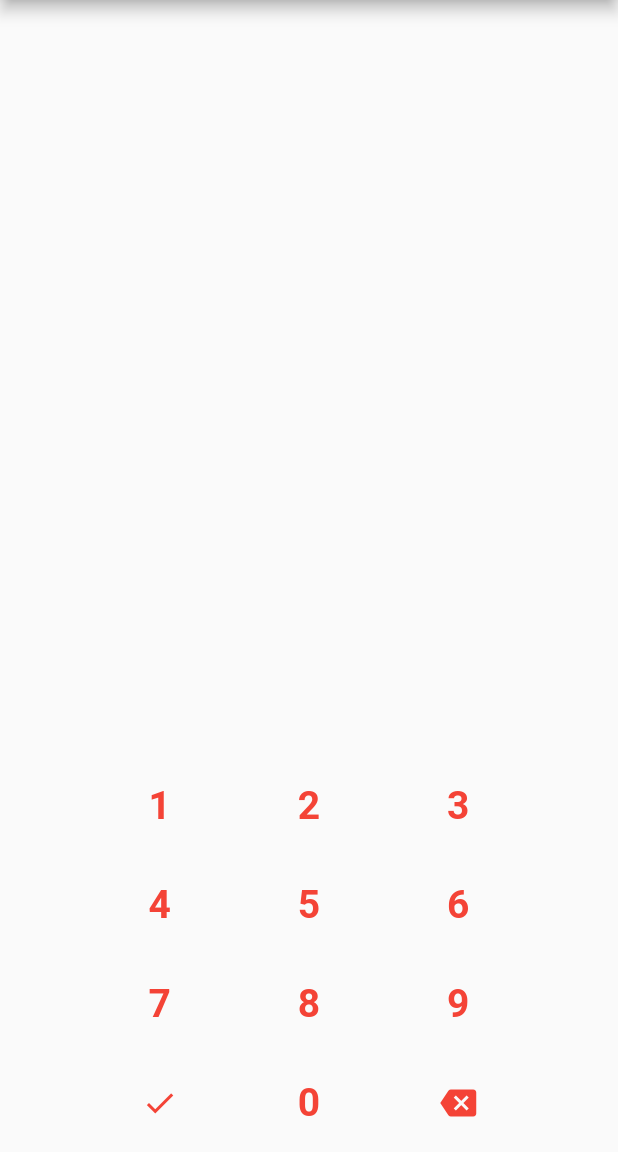
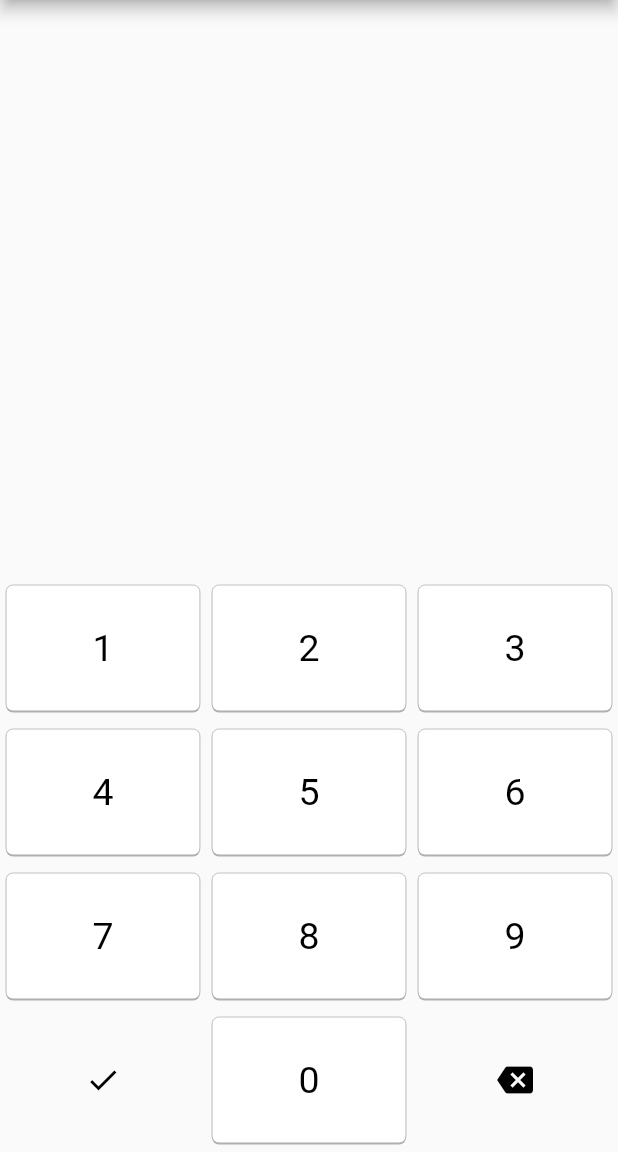
Before and after one commit to huextrat/numeric_keyboard, a Flutter app: the screen it shows after launch, on a phone screen of 412 x 824 dp, the part 84-1236 px from its top. Run offline on Flutter 3.47's test engine with Material 2 defaults, Android fonts, the phone set to English and light mode, and no system bars; Roboto replaces fonts that are missing (Arial).

Commit message:
new layout and upgrade example project

```diff
--- a/example/lib/main.dart
+++ b/example/lib/main.dart
@@ -38,10 +38,19 @@ class _MyHomePageState extends State<MyHomePage> {
         mainAxisAlignment: MainAxisAlignment.end,
         crossAxisAlignment: CrossAxisAlignment.center,
         children: <Widget>[
-          Text(text),
-          NumericKeyboard(
+          Expanded(flex: 1, child: Center(child: Text(text))),
+          Expanded(
+            flex: 1,
+            child: NumericKeyboard(
+              buttonsDecoration: defaultDecoration,
               onKeyboardTap: _onKeyboardTap,
-            textColor: Colors.red,
+              getAllSpace: true,
+              numbersTextStyle: TextStyle(
+                fontSize: 25,
+                fontFamily: 'Arial',
+                fontWeight: FontWeight.w400,
+                color: Colors.black,
+              ),
               rightButtonFn: () {
                 setState(() {
                   text = text.substring(0, text.length - 1);
@@ -49,14 +58,15 @@ class _MyHomePageState extends State<MyHomePage> {
               },
               rightIcon: Icon(
                 Icons.backspace,
-              color: Colors.red,
+                color: Colors.black,
               ),
               leftButtonFn: () {
                 print('left button clicked');
               },
               leftIcon: Icon(
                 Icons.check,
-              color: Colors.red,
+                color: Colors.black,
+              ),
             ),
           ),
         ],
@@ -69,4 +79,24 @@ class _MyHomePageState extends State<MyHomePage> {
       text = text + value;
     });
   }
+
+  Decoration defaultDecoration = ShapeDecoration(
+    color: Colors.white,
+    shape: RoundedRectangleBorder(
+      side: const BorderSide(
+        width: 0.50,
+        strokeAlign: BorderSide.strokeAlignCenter,
+        color: Color(0xFFAFAFAF),
+      ),
+      borderRadius: BorderRadius.circular(4.60),
+    ),
+    shadows: const [
+      BoxShadow(
+        color: Color(0x4C000000),
+        blurRadius: 0,
+        offset: Offset(0, 1),
+        spreadRadius: 0,
+      )
+    ],
+  );
 }
--- a/example/pubspec.yaml
+++ b/example/pubspec.yaml
@@ -4,7 +4,7 @@ description: Numeric keyboard example
 version: 1.0.0+1
 
 environment:
-  sdk: ">=2.12.0 <3.0.0"
+  sdk: '>=3.1.5 <4.0.0'
 
 dependencies:
   flutter:
@@ -12,7 +12,7 @@ dependencies:
   numeric_keyboard:
     path: ../
 
-  cupertino_icons: ^0.1.3
+  cupertino_icons: ^1.0.2
 
 dev_dependencies:
   flutter_test:
--- a/lib/numeric_keyboard.dart
+++ b/lib/numeric_keyboard.dart
@@ -5,9 +5,6 @@ import 'package:flutter/material.dart';
 typedef KeyboardTapCallback = void Function(String text);
 
 class NumericKeyboard extends StatefulWidget {
-  /// Color of the text [default = Colors.black]
-  final Color textColor;
-
   /// Display a custom right icon
   final Icon? rightIcon;
 
@@ -26,16 +23,40 @@ class NumericKeyboard extends StatefulWidget {
   /// Main axis alignment [default = MainAxisAlignment.spaceEvenly]
   final MainAxisAlignment mainAxisAlignment;
 
-  NumericKeyboard(
-      {Key? key,
+  /// If true the buttons will be wrapped in Expanded widget,
+  /// so they will take all the space possible and
+  /// mainAxisAlignment will not be effective
+  /// getAllSpace [default = false]
+  final bool getAllSpace;
+
+  /// Customize your number buttons
+  final Decoration? buttonsDecoration;
+
+  /// Customize padding of the buttons
+  final Padding buttonsPadding;
+
+  /// Customize your style for numbers
+  final TextStyle numbersTextStyle;
+
+  NumericKeyboard({
+    Key? key,
     required this.onKeyboardTap,
-      this.textColor = Colors.black,
     this.rightButtonFn,
     this.rightIcon,
     this.leftButtonFn,
     this.leftIcon,
-      this.mainAxisAlignment = MainAxisAlignment.spaceEvenly})
-      : super(key: key);
+    this.mainAxisAlignment = MainAxisAlignment.spaceEvenly,
+    this.getAllSpace = false,
+    this.buttonsDecoration,
+    this.buttonsPadding = const Padding(
+      padding: EdgeInsets.symmetric(horizontal: 4, vertical: 6),
+    ),
+    this.numbersTextStyle = const TextStyle(
+        fontSize: 25,
+        fontFamily: 'Arial',
+        fontWeight: FontWeight.w400,
+        color: Colors.black),
+  }) : super(key: key);
 
   @override
   State<StatefulWidget> createState() {
@@ -46,38 +67,47 @@ class NumericKeyboard extends StatefulWidget {
 class _NumericKeyboardState extends State<NumericKeyboard> {
   @override
   Widget build(BuildContext context) {
-    return Container(
-      padding: const EdgeInsets.only(left: 32, right: 32, top: 20),
-      alignment: Alignment.center,
-      child: Column(
+    return Column(
       children: <Widget>[
-          ButtonBar(
-            alignment: widget.mainAxisAlignment,
+        Expanded(
+          flex: 1,
+          child: Row(
+            mainAxisAlignment: widget.mainAxisAlignment,
             children: <Widget>[
               _calcButton('1'),
               _calcButton('2'),
               _calcButton('3'),
             ],
           ),
-          ButtonBar(
-            alignment: widget.mainAxisAlignment,
+        ),
+        Expanded(
+          flex: 1,
+          child: Row(
+            mainAxisAlignment: widget.mainAxisAlignment,
             children: <Widget>[
               _calcButton('4'),
               _calcButton('5'),
               _calcButton('6'),
             ],
           ),
-          ButtonBar(
-            alignment: widget.mainAxisAlignment,
+        ),
+        Expanded(
+          flex: 1,
+          child: Row(
+            mainAxisAlignment: widget.mainAxisAlignment,
             children: <Widget>[
               _calcButton('7'),
               _calcButton('8'),
               _calcButton('9'),
             ],
           ),
-          ButtonBar(
-            alignment: widget.mainAxisAlignment,
+        ),
+        Expanded(
+          flex: 1,
+          child: Row(
+            mainAxisAlignment: widget.mainAxisAlignment,
             children: <Widget>[
+              _buttonBottom(
                 InkWell(
                     borderRadius: BorderRadius.circular(45),
                     onTap: widget.leftButtonFn,
@@ -86,7 +116,9 @@ class _NumericKeyboardState extends State<NumericKeyboard> {
                         width: 50,
                         height: 50,
                         child: widget.leftIcon)),
+              ),
               _calcButton('0'),
+              _buttonBottom(
                 InkWell(
                     borderRadius: BorderRadius.circular(45),
                     onTap: widget.rightButtonFn,
@@ -94,31 +126,42 @@ class _NumericKeyboardState extends State<NumericKeyboard> {
                         alignment: Alignment.center,
                         width: 50,
                         height: 50,
-                      child: widget.rightIcon))
+                        child: widget.rightIcon)),
+              )
             ],
           ),
+        ),
       ],
-      ),
     );
   }
 
   Widget _calcButton(String value) {
+    return widget.getAllSpace
+        ? Expanded(child: _calcButtonInside(value))
+        : _calcButtonInside(value);
+  }
+
+  Widget _buttonBottom(Widget insideButton) {
+    return widget.getAllSpace ? Expanded(child: insideButton) : insideButton;
+  }
+
+  Widget _calcButtonInside(String value) {
     return InkWell(
       borderRadius: BorderRadius.circular(45),
       onTap: () {
         widget.onKeyboardTap(value);
       },
+      child: Padding(
+        padding: widget.buttonsPadding.padding,
         child: Container(
+          decoration: widget.buttonsDecoration,
           alignment: Alignment.center,
-          width: 50,
-          height: 50,
           child: Text(
             value,
-            style: TextStyle(
-                fontSize: 26,
-                fontWeight: FontWeight.bold,
-                color: widget.textColor),
+            style: widget.numbersTextStyle,
           ),
-        ));
+        ),
+      ),
+    );
   }
 }
--- a/pubspec.yaml
+++ b/pubspec.yaml
@@ -1,6 +1,6 @@
 name: numeric_keyboard
 description: Flutter plugin to display a simple numeric keyboard on Android & iOS.
-version: 1.1.0
+version: 1.1.1
 homepage: https://github.com/huextrat/numeric_keyboard
 
 environment:
```
Also changed, not shown: example/analysis_options.yaml (added, +28 -0 lines), example/pubspec.lock, example/screenshot2.png (added), pubspec.lock, 88 other files. Lines whose indentation alone changed are shown as unchanged.
